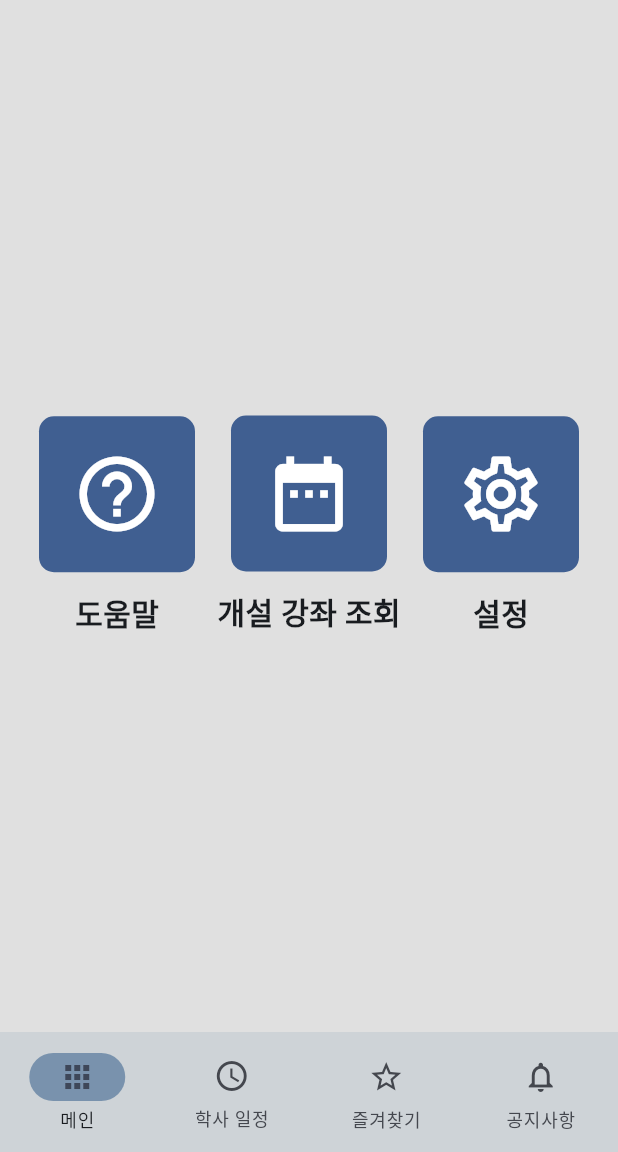
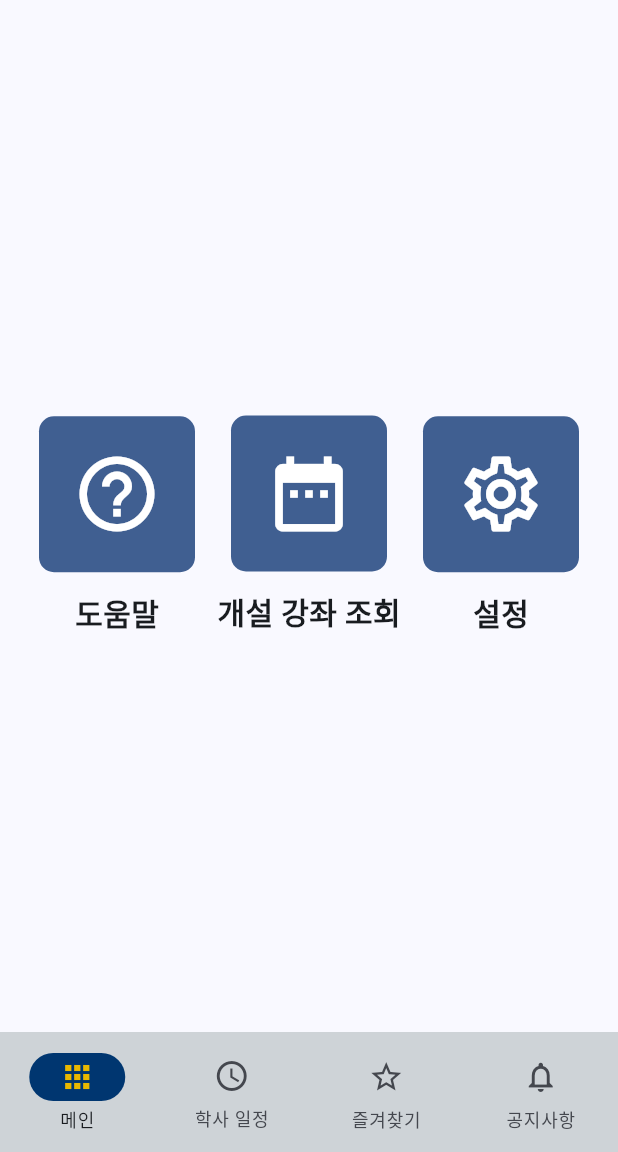
Before and after one commit to sun30812/suwon_mate, a Flutter app: the screen it shows after launch, on a phone screen of 412 x 824 dp, the part 84-1236 px from its top. Run offline on Flutter 3.47's test engine with Material 2 defaults, Android fonts, the phone set to English and light mode, and no system bars; our stand-ins replace firebase_core, firebase_database, firebase_remote_config, flutter_html, flutter_riverpod, go_router and 2 more; accounts and stored records are empty.

Commit message:
앱 하단 바 색상 수정

```diff
--- a/lib/main.dart
+++ b/lib/main.dart
@@ -106,22 +106,19 @@ class App extends ConsumerWidget {
   @override
   Widget build(BuildContext context, WidgetRef ref) {
     return MaterialApp.router(
-        // theme: ThemeData().copyWith(
-        //     useMaterial3: true,
-        //     scaffoldBackgroundColor: Colors.grey[300]!,
-        //     appBarTheme: AppBarTheme(
-        //         titleTextStyle: const TextStyle().copyWith(color: Colors.white),
-        //         color: const Color.fromARGB(255, 0, 54, 112)),
-        // ),
         theme: ThemeData(
             useMaterial3: true,
             colorSchemeSeed: const Color.fromARGB(255, 0, 54, 112),
-            navigationBarTheme: NavigationBarThemeData().copyWith(
-              backgroundColor: Color.fromARGB(255, 0, 54, 112),
-              surfaceTintColor: Color.fromARGB(255, 0, 54, 112),
-              indicatorColor: Color.fromARGB(105, 0, 54, 112),
-            ),
-            scaffoldBackgroundColor: Colors.grey[300]!),
+            navigationBarTheme: const NavigationBarThemeData().copyWith(
+              backgroundColor: const Color.fromARGB(255, 0, 54, 112),
+              surfaceTintColor: const Color.fromARGB(255, 0, 54, 112),
+              indicatorColor: const Color.fromARGB(255, 0, 54, 112),
+              iconTheme: MaterialStateProperty.resolveWith((states) {
+                if (states.contains(MaterialState.selected)) {
+                  return const IconThemeData(color: Color.fromARGB(255, 233, 184, 0));
+                }
+              })
+            ),),
         title: '수원 메이트',
         routerConfig: _routes);
   }
--- a/lib/subjects/open_class_info.dart
+++ b/lib/subjects/open_class_info.dart
@@ -28,6 +28,7 @@ class OpenClassInfo extends StatelessWidget {
       appBar: AppBar(
         centerTitle: true,
         title: Text(classInfo.name),
+
       ),
       body: OpenClassInfoPage(
         classData: classInfo,
```
